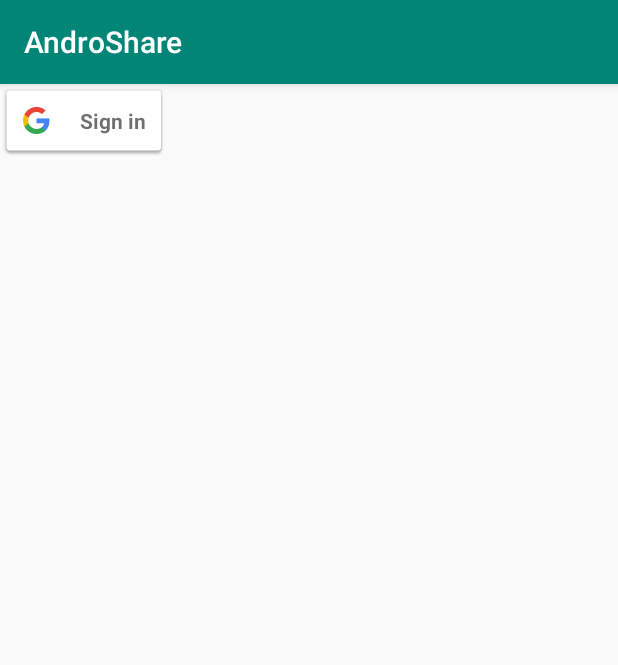
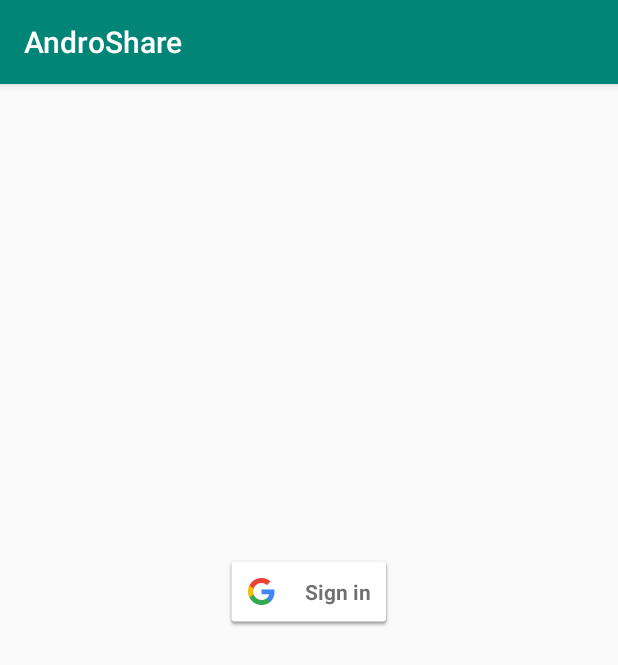
Before and after one commit to olaawi/AndroShare, an Android app: the screen it shows after launch (SignInActivity), on a phone screen of 412 x 824 dp. Shown: the top 665 px of the screen. Run offline under Robolectric (Android 15) with nearby library versions, the light colour scheme and no system bars; our stand-ins replace Firebase (no records; nobody signed in at launch, a user with empty details on screens opened directly).

```diff
--- a/app/src/main/res/layout/activity_sign_in.xml
+++ b/app/src/main/res/layout/activity_sign_in.xml
@@ -6,11 +6,29 @@
     android:layout_height="match_parent"
     tools:context=".SignInActivity">
 
+    <TextView
+        android:id="@+id/textView2"
+        android:layout_width="308dp"
+        android:layout_height="287dp"
+        android:layout_marginStart="51dp"
+        android:layout_marginTop="50dp"
+        android:layout_marginEnd="52dp"
+        android:layout_marginBottom="47dp"
+        app:layout_constraintBottom_toBottomOf="parent"
+        app:layout_constraintEnd_toEndOf="parent"
+        app:layout_constraintStart_toStartOf="parent"
+        app:layout_constraintTop_toBottomOf="@+id/google_button" />
+
     <com.google.android.gms.common.SignInButton
         android:id="@+id/google_button"
         android:layout_width="wrap_content"
         android:layout_height="wrap_content"
-        tools:ignore="MissingConstraints"
-        tools:layout_editor_absoluteX="142dp"
-        tools:layout_editor_absoluteY="275dp" />
+        android:layout_marginStart="142dp"
+        android:layout_marginTop="292dp"
+        android:layout_marginEnd="142dp"
+        android:layout_marginBottom="384dp"
+        app:layout_constraintBottom_toBottomOf="parent"
+        app:layout_constraintEnd_toEndOf="parent"
+        app:layout_constraintStart_toStartOf="parent"
+        app:layout_constraintTop_toTopOf="parent"/>
 </androidx.constraintlayout.widget.ConstraintLayout>
```
